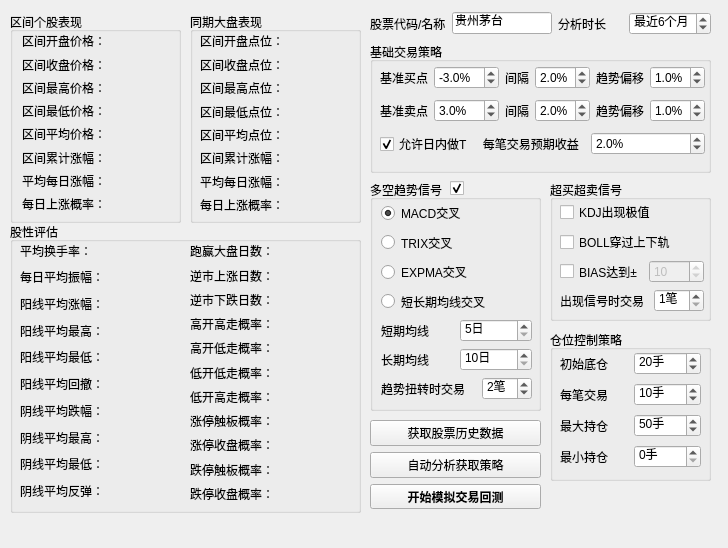
The window that QtDesign/StockAnalyzer.ui (victor647/QuantumStockTrade) describes before a commit, drawn with Qt 5.
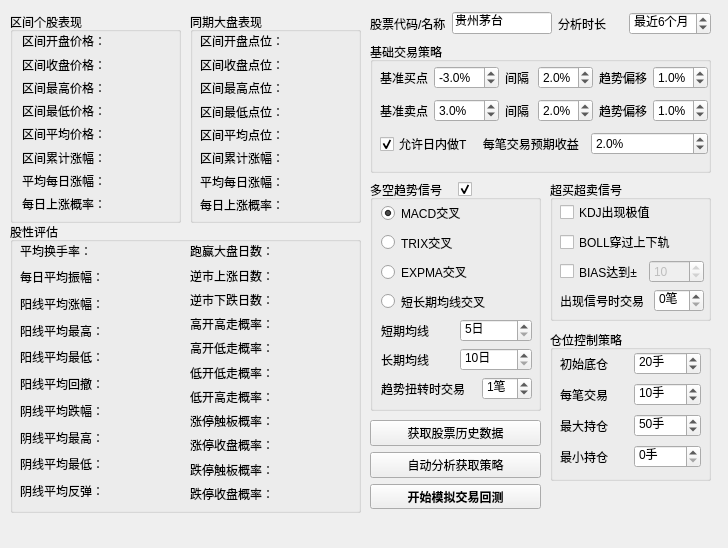
The same window after the commit.

Patch:
```diff
--- a/QtDesign/StockAnalyzer.ui
+++ b/QtDesign/StockAnalyzer.ui
@@ -404,7 +404,7 @@
       <rect>
        <x>10</x>
        <y>20</y>
-       <width>325</width>
+       <width>328</width>
        <height>101</height>
       </rect>
      </property>
@@ -1173,13 +1173,13 @@
            <string>笔</string>
           </property>
           <property name="minimum">
-           <number>1</number>
+           <number>0</number>
           </property>
           <property name="maximum">
-           <number>100</number>
+           <number>10</number>
           </property>
           <property name="value">
-           <number>2</number>
+           <number>1</number>
           </property>
          </widget>
         </item>
@@ -1484,7 +1484,7 @@
            <string>笔</string>
           </property>
           <property name="minimum">
-           <number>1</number>
+           <number>0</number>
           </property>
           <property name="maximum">
            <number>100</number>
@@ -1552,8 +1552,8 @@
    <widget class="QCheckBox" name="cbxTrendEnabled">
     <property name="geometry">
      <rect>
-      <x>450</x>
-      <y>179</y>
+      <x>458</x>
+      <y>180</y>
       <width>16</width>
       <height>18</height>
      </rect>
```
Left out of the diff: 2 changed lines with no effect on the pictures.
